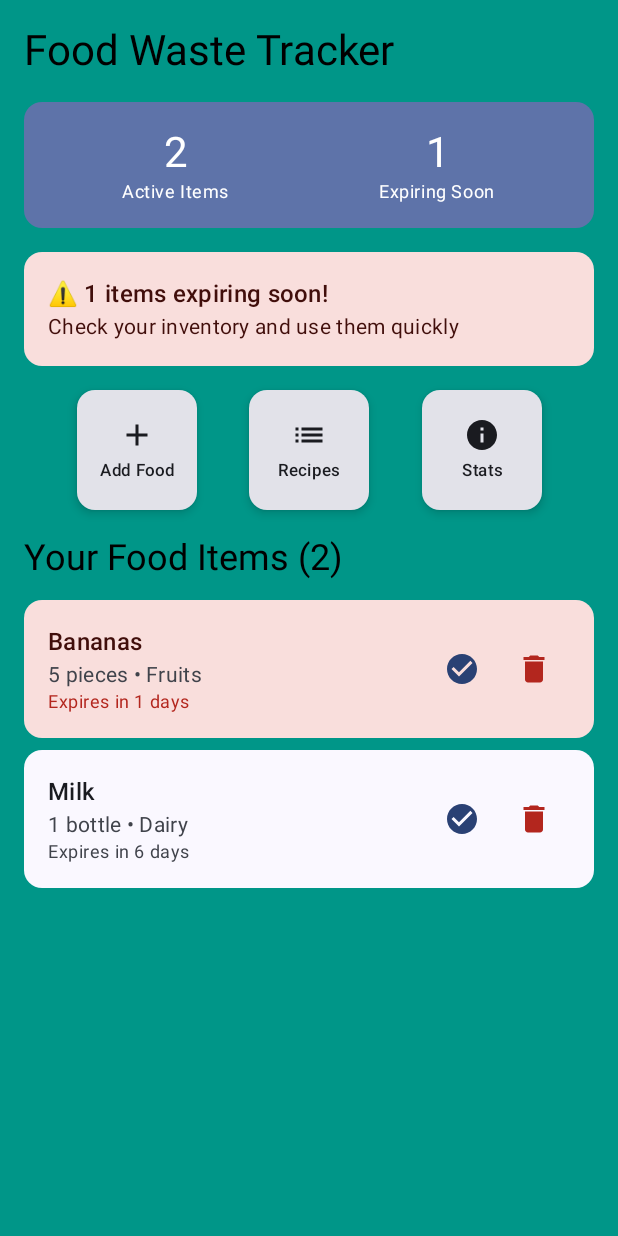
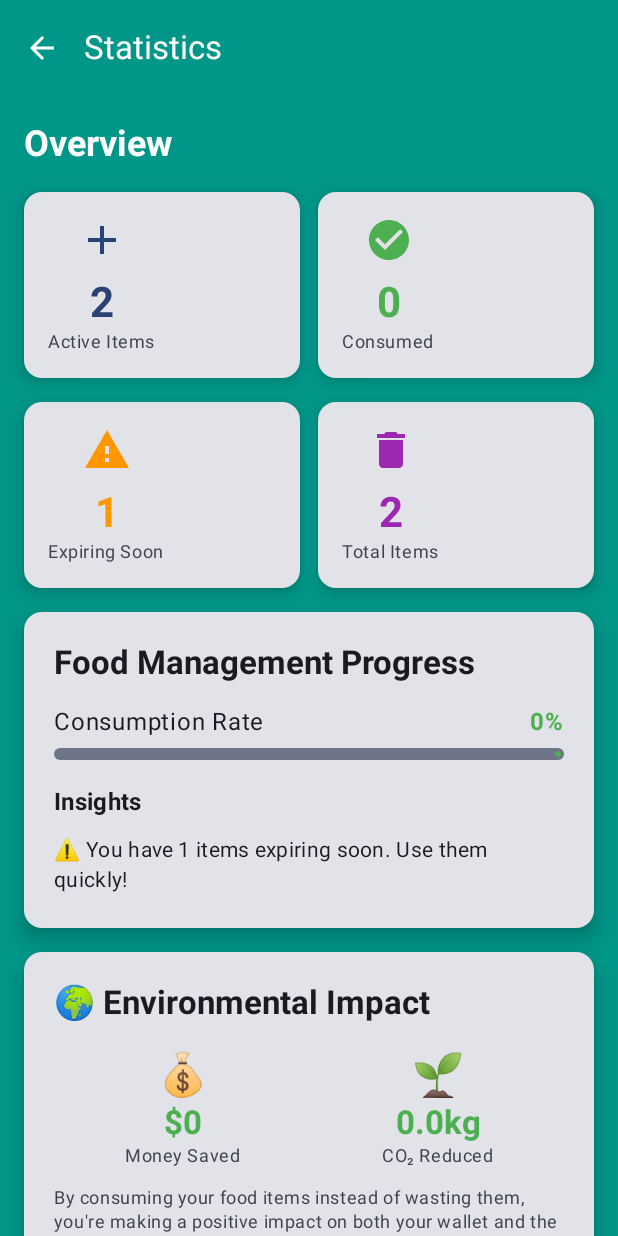
Before and after one commit to G158631/FoodWasteTracker, an Android app built with Jetpack Compose: the screen it shows after launch (MainActivity), after a tap on "Stats", on a phone screen of 412 x 824 dp. Run offline under Robolectric (Android 15) with nearby library versions, the phone set to English and light mode, and no system bars; our stand-ins replace Room's generated code.

Commit message:
Add complete Statistics screen with real-time analytics and insights
- Created StatisticsScreen with professional dashboard UI
- Implemented StatisticsViewModel with live data calculations
- Added real-time statistics: active items, consumed items, expiring items
- Built consumption rate progress tracking with visual progress bar
- Added personalized insights based on user behavior
- Implemented environmental impact calculations (money saved, CO2 reduced)
- Beautiful card-based layout with color-coded statistics
- Added navigation from Home to Statistics screen
- Professional Material Design with consistent theming
- Working back navigation and responsive UI

MAJOR MILESTONE: Complete 3-screen functional app with real analytics!
App now provides genuine value for food waste reduction tracking.

```diff
--- a/app/src/main/java/com/example/foodwastetracker/MainActivity.kt
+++ b/app/src/main/java/com/example/foodwastetracker/MainActivity.kt
@@ -19,6 +19,7 @@ import com.example.foodwastetracker.ui.theme.FoodWasteTrackerTheme
 import com.example.foodwastetracker.di.DatabaseModule
 import com.example.foodwastetracker.data.repository.FoodRepository
 import com.example.foodwastetracker.presentation.screens.AddFoodScreen
+import com.example.foodwastetracker.presentation.screens.StatisticsScreen
 
 class MainActivity : ComponentActivity() {
 
@@ -78,6 +79,12 @@ class MainActivity : ComponentActivity() {
                                 foodRepository = repository
                             )
                         }
+                        composable("statistics") {
+                            StatisticsScreen(
+                                navController = navController,
+                                foodRepository = repository
+                            )
+                        }
                     }
 
                         }
--- a/app/src/main/java/com/example/foodwastetracker/presentation/screens/HomeScreen.kt
+++ b/app/src/main/java/com/example/foodwastetracker/presentation/screens/HomeScreen.kt
@@ -121,8 +121,7 @@ fun HomeScreen(
                 icon = Icons.Default.Info,
                 text = "Stats",
                 onClick = {
-                    // TODO: Navigate to statistics
-                    println("Stats clicked!")
+                    navController.navigate("statistics")
                 }
             )
         }
--- /dev/null
+++ b/app/src/main/java/com/example/foodwastetracker/presentation/screens/StatisticsScreen.kt
@@ -0,0 +1,314 @@
+package com.example.foodwastetracker.presentation.screens
+
+import androidx.compose.foundation.layout.*
+import androidx.compose.foundation.rememberScrollState
+import androidx.compose.foundation.verticalScroll
+import androidx.compose.material.icons.Icons
+import androidx.compose.material.icons.filled.Add
+import androidx.compose.material.icons.filled.Delete
+import androidx.compose.material.icons.filled.CheckCircle
+import androidx.compose.material.icons.filled.Warning
+import androidx.compose.material.icons.filled.ArrowBack
+import androidx.compose.material.icons.filled.CheckCircle
+import androidx.compose.material.icons.filled.Info
+import androidx.compose.material.icons.filled.Warning
+import androidx.compose.material3.*
+import androidx.compose.runtime.*
+import androidx.compose.ui.Alignment
+import androidx.compose.ui.Modifier
+import androidx.compose.ui.graphics.Color
+import androidx.compose.ui.graphics.vector.ImageVector
+import androidx.compose.ui.text.font.FontWeight
+import androidx.compose.ui.unit.dp
+import androidx.navigation.NavController
+import androidx.lifecycle.compose.collectAsStateWithLifecycle
+import com.example.foodwastetracker.data.repository.FoodRepository
+import com.example.foodwastetracker.presentation.viewmodels.StatisticsViewModel
+
+@OptIn(ExperimentalMaterial3Api::class)
+@Composable
+fun StatisticsScreen(
+    navController: NavController,
+    foodRepository: FoodRepository
+) {
+    // Create ViewModel
+    val viewModel = remember { StatisticsViewModel(foodRepository) }
+    val uiState by viewModel.uiState.collectAsStateWithLifecycle()
+
+    Surface(
+        modifier = Modifier.fillMaxSize(),
+        color = Color(0xFF009688) // Same background as other screens
+    ) {
+        Column(
+            modifier = Modifier.fillMaxSize()
+        ) {
+            // Top Bar
+            TopAppBar(
+                title = { Text("Statistics", color = Color.White) },
+                navigationIcon = {
+                    IconButton(onClick = { navController.navigateUp() }) {
+                        Icon(
+                            Icons.Default.ArrowBack,
+                            contentDescription = "Back",
+                            tint = Color.White
+                        )
+                    }
+                },
+                colors = TopAppBarDefaults.topAppBarColors(
+                    containerColor = Color.Transparent
+                )
+            )
+
+            Column(
+                modifier = Modifier
+                    .fillMaxSize()
+                    .verticalScroll(rememberScrollState())
+                    .padding(16.dp),
+                verticalArrangement = Arrangement.spacedBy(16.dp)
+            ) {
+                // Overview Cards
+                Text(
+                    text = "Overview",
+                    style = MaterialTheme.typography.headlineSmall,
+                    color = Color.White,
+                    fontWeight = FontWeight.Bold
+                )
+
+                Row(
+                    modifier = Modifier.fillMaxWidth(),
+                    horizontalArrangement = Arrangement.spacedBy(12.dp)
+                ) {
+                    StatCard(
+                        title = "Active Items",
+                        value = uiState.activeItemsCount.toString(),
+                        icon = Icons.Default.Add,
+                        color = MaterialTheme.colorScheme.primary,
+                        modifier = Modifier.weight(1f)
+                    )
+                    StatCard(
+                        title = "Consumed",
+                        value = uiState.consumedItemsCount.toString(),
+                        icon = Icons.Default.CheckCircle,
+                        color = Color(0xFF4CAF50),
+                        modifier = Modifier.weight(1f)
+                    )
+                }
+
+                Row(
+                    modifier = Modifier.fillMaxWidth(),
+                    horizontalArrangement = Arrangement.spacedBy(12.dp)
+                ) {
+                    StatCard(
+                        title = "Expiring Soon",
+                        value = uiState.expiringItemsCount.toString(),
+                        icon = Icons.Default.Warning,
+                        color = Color(0xFFFF9800),
+                        modifier = Modifier.weight(1f)
+                    )
+                    StatCard(
+                        title = "Total Items",
+                        value = uiState.totalItemsCount.toString(),
+                        icon = Icons.Default.Delete,
+                        color = Color(0xFF9C27B0),
+                        modifier = Modifier.weight(1f)
+                    )
+                }
+
+                // Progress Card
+                Card(
+                    modifier = Modifier.fillMaxWidth(),
+                    elevation = CardDefaults.cardElevation(defaultElevation = 8.dp)
+                ) {
+                    Column(
+                        modifier = Modifier.padding(20.dp)
+                    ) {
+                        Text(
+                            text = "Food Management Progress",
+                            style = MaterialTheme.typography.titleLarge,
+                            fontWeight = FontWeight.Bold,
+                            modifier = Modifier.padding(bottom = 16.dp)
+                        )
+
+                        val consumptionRate = if (uiState.totalItemsCount > 0) {
+                            (uiState.consumedItemsCount.toFloat() / uiState.totalItemsCount.toFloat())
+                        } else 0f
+
+                        // Progress Bar
+                        Column(
+                            modifier = Modifier.fillMaxWidth()
+                        ) {
+                            Row(
+                                modifier = Modifier.fillMaxWidth(),
+                                horizontalArrangement = Arrangement.SpaceBetween
+                            ) {
+                                Text(
+                                    text = "Consumption Rate",
+                                    style = MaterialTheme.typography.bodyLarge
+                                )
+                                Text(
+                                    text = "${(consumptionRate * 100).toInt()}%",
+                                    style = MaterialTheme.typography.bodyLarge,
+                                    fontWeight = FontWeight.Bold,
+                                    color = Color(0xFF4CAF50)
+                                )
+                            }
+                            Spacer(modifier = Modifier.height(8.dp))
+                            LinearProgressIndicator(
+                                progress = { consumptionRate },
+                                modifier = Modifier
+                                    .fillMaxWidth()
+                                    .height(8.dp),
+                                color = Color(0xFF4CAF50),
+                            )
+                        }
+
+                        Spacer(modifier = Modifier.height(16.dp))
+
+                        // Insights
+                        Text(
+                            text = "Insights",
+                            style = MaterialTheme.typography.titleMedium,
+                            fontWeight = FontWeight.Bold,
+                            modifier = Modifier.padding(bottom = 8.dp)
+                        )
+
+                        val insights = buildList {
+                            if (uiState.expiringItemsCount > 0) {
+                                add("⚠️ You have ${uiState.expiringItemsCount} items expiring soon. Use them quickly!")
+                            }
+                            if (uiState.consumedItemsCount > uiState.activeItemsCount) {
+                                add("🎉 Great job! You've consumed more items than you currently have active.")
+                            }
+                            if (uiState.activeItemsCount > 10) {
+                                add("📦 You have many active items. Consider using them before buying more.")
+                            }
+                            if (consumptionRate > 0.7f) {
+                                add("✅ Excellent! You're maintaining a good consumption rate.")
+                            }
+                            if (isEmpty()) {
+                                add("📱 Keep tracking your food items to see personalized insights!")
+                            }
+                        }
+
+                        insights.forEach { insight ->
+                            Text(
+                                text = insight,
+                                style = MaterialTheme.typography.bodyMedium,
+                                modifier = Modifier.padding(vertical = 2.dp)
+                            )
+                        }
+                    }
+                }
+
+                // Environmental Impact Card
+                Card(
+                    modifier = Modifier.fillMaxWidth(),
+                    elevation = CardDefaults.cardElevation(defaultElevation = 8.dp)
+                ) {
+                    Column(
+                        modifier = Modifier.padding(20.dp)
+                    ) {
+                        Text(
+                            text = "🌍 Environmental Impact",
+                            style = MaterialTheme.typography.titleLarge,
+                            fontWeight = FontWeight.Bold,
+                            modifier = Modifier.padding(bottom = 16.dp)
+                        )
+
+                        val estimatedSavings = uiState.consumedItemsCount * 2.5 // $2.50 per item
+                        val co2Saved = uiState.consumedItemsCount * 0.5 // 0.5kg CO2 per item
+
+                        Row(
+                            modifier = Modifier.fillMaxWidth(),
+                            horizontalArrangement = Arrangement.SpaceAround
+                        ) {
+                            ImpactItem(
+                                value = "$${estimatedSavings.toInt()}",
+                                label = "Money Saved",
+                                icon = "💰"
+                            )
+                            ImpactItem(
+                                value = "${co2Saved}kg",
+                                label = "CO₂ Reduced",
+                                icon = "🌱"
+                            )
+                        }
+
+                        Spacer(modifier = Modifier.height(12.dp))
+
+                        Text(
+                            text = "By consuming your food items instead of wasting them, you're making a positive impact on both your wallet and the environment!",
+                            style = MaterialTheme.typography.bodySmall,
+                            color = MaterialTheme.colorScheme.onSurfaceVariant
+                        )
+                    }
+                }
+            }
+        }
+    }
+}
+
+@Composable
+fun StatCard(
+    title: String,
+    value: String,
+    icon: ImageVector,
+    color: Color,
+    modifier: Modifier = Modifier
+) {
+    Card(
+        modifier = modifier,
+        elevation = CardDefaults.cardElevation(defaultElevation = 6.dp)
+    ) {
+        Column(
+            modifier = Modifier.padding(16.dp),
+            horizontalAlignment = Alignment.CenterHorizontally
+        ) {
+            Icon(
+                imageVector = icon,
+                contentDescription = null,
+                tint = color,
+                modifier = Modifier.size(32.dp)
+            )
+            Spacer(modifier = Modifier.height(8.dp))
+            Text(
+                text = value,
+                style = MaterialTheme.typography.headlineMedium,
+                fontWeight = FontWeight.Bold,
+                color = color
+            )
+            Text(
+                text = title,
+                style = MaterialTheme.typography.bodySmall,
+                color = MaterialTheme.colorScheme.onSurfaceVariant
+            )
+        }
+    }
+}
+
+@Composable
+fun ImpactItem(
+    value: String,
+    label: String,
+    icon: String
+) {
+    Column(
+        horizontalAlignment = Alignment.CenterHorizontally
+    ) {
+        Text(
+            text = icon,
+            style = MaterialTheme.typography.headlineMedium
+        )
+        Text(
+            text = value,
+            style = MaterialTheme.typography.titleLarge,
+            fontWeight = FontWeight.Bold,
+            color = Color(0xFF4CAF50)
+        )
+        Text(
+            text = label,
+            style = MaterialTheme.typography.bodySmall,
+            color = MaterialTheme.colorScheme.onSurfaceVariant
+        )
+    }
+}
--- /dev/null
+++ b/app/src/main/java/com/example/foodwastetracker/presentation/screens/viewmodels/StatisticsViewModel.kt
@@ -0,0 +1,56 @@
+package com.example.foodwastetracker.presentation.viewmodels
+
+import androidx.lifecycle.ViewModel
+import androidx.lifecycle.viewModelScope
+import kotlinx.coroutines.flow.MutableStateFlow
+import kotlinx.coroutines.flow.StateFlow
+import kotlinx.coroutines.flow.asStateFlow
+import kotlinx.coroutines.flow.combine
+import kotlinx.coroutines.launch
+import com.example.foodwastetracker.data.repository.FoodRepository
+
+data class StatisticsUiState(
+    val activeItemsCount: Int = 0,
+    val consumedItemsCount: Int = 0,
+    val expiringItemsCount: Int = 0,
+    val totalItemsCount: Int = 0,
+    val isLoading: Boolean = false
+)
+
+class StatisticsViewModel(
+    private val foodRepository: FoodRepository
+) : ViewModel() {
+
+    private val _uiState = MutableStateFlow(StatisticsUiState())
+    val uiState: StateFlow<StatisticsUiState> = _uiState.asStateFlow()
+
+    init {
+        loadStatistics()
+    }
+
+    private fun loadStatistics() {
+        viewModelScope.launch {
+            _uiState.value = _uiState.value.copy(isLoading = true)
+
+            combine(
+                foodRepository.getActiveItemsCount(),
+                foodRepository.getConsumedItemsCount(),
+                foodRepository.getExpiringItems(3)
+            ) { activeCount, consumedCount, expiringItems ->
+                StatisticsUiState(
+                    activeItemsCount = activeCount,
+                    consumedItemsCount = consumedCount,
+                    expiringItemsCount = expiringItems.size,
+                    totalItemsCount = activeCount + consumedCount,
+                    isLoading = false
+                )
+            }.collect { newState ->
+                _uiState.value = newState
+            }
+        }
+    }
+
+    fun refreshStatistics() {
+        loadStatistics()
+    }
+}
```
